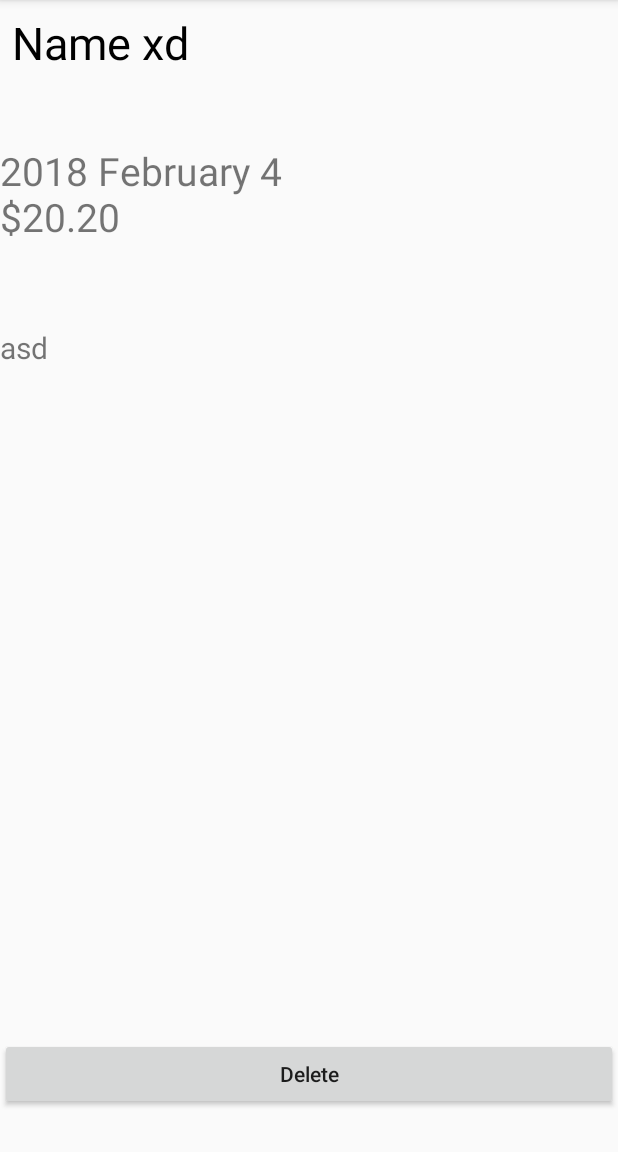
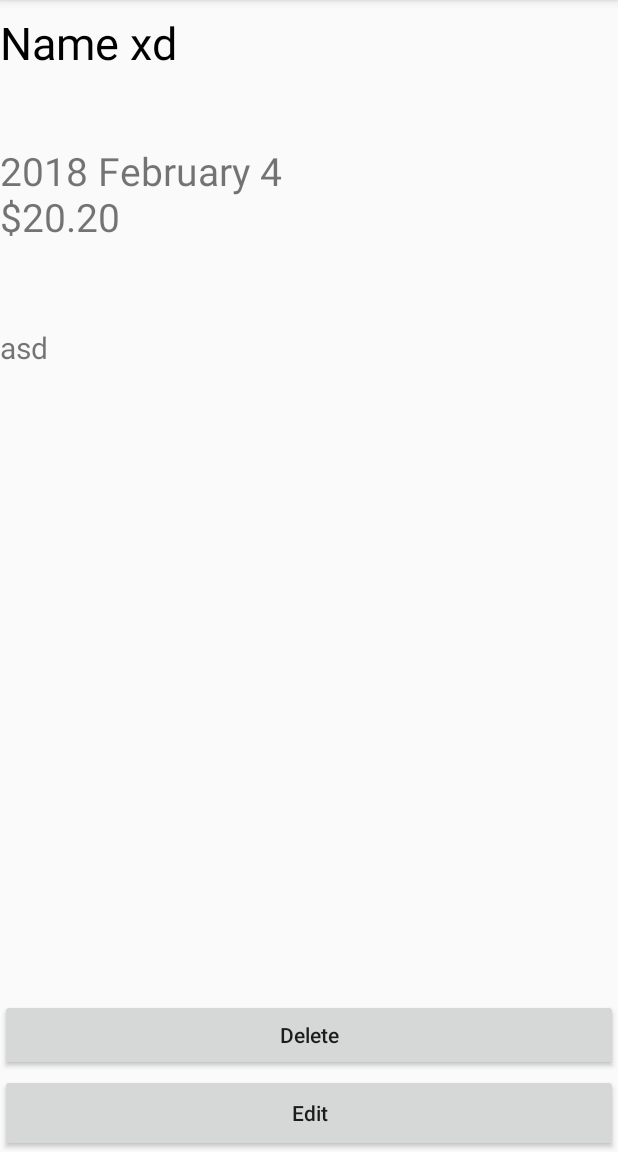
Before and after one commit to tfolkersen/folkerse-SubBook, an Android app: the screen it shows after launch (ViewItem), after a tap on an icon or button, on a phone screen of 412 x 824 dp, the part 84-1236 px from its top. Run offline under Robolectric (Android 15) with nearby library versions, the phone set to English and light mode, and no system bars; pictures from the network do not load; 1 other tap on this screen came first.

```diff
--- a/app/src/main/java/com/example/folkerse_subbook/Subscription.java
+++ b/app/src/main/java/com/example/folkerse_subbook/Subscription.java
@@ -1,6 +1,7 @@
 package com.example.folkerse_subbook;
 
 import android.os.Parcelable;
+import android.util.Log;
 
 import org.w3c.dom.Comment;
 
--- a/app/src/main/java/com/example/folkerse_subbook/SubscriptionList.java
+++ b/app/src/main/java/com/example/folkerse_subbook/SubscriptionList.java
@@ -123,7 +123,7 @@ public class SubscriptionList {
 
         NumberFormat fmt = NumberFormat.getInstance();
         fmt.setMinimumFractionDigits(2);
-        fmt.setMaximumIntegerDigits(2);
+        fmt.setMaximumFractionDigits(2);
         return fmt.format(s);
     }
 
--- a/app/src/main/res/layout/activity_view_item.xml
+++ b/app/src/main/res/layout/activity_view_item.xml
@@ -10,7 +10,6 @@
         android:id="@+id/nameView"
         android:layout_width="fill_parent"
         android:layout_height="80dp"
-        android:layout_marginStart="8dp"
         android:layout_marginTop="8dp"
         android:text="TextView"
         android:textColor="@android:color/black"
@@ -25,8 +24,8 @@
         android:layout_marginTop="8dp"
         android:text="TextView"
         android:textSize="26sp"
-        app:layout_constraintTop_toBottomOf="@+id/nameView"
-        tools:layout_editor_absoluteX="59dp" />
+        app:layout_constraintStart_toStartOf="parent"
+        app:layout_constraintTop_toBottomOf="@+id/nameView" />
 
     <TextView
         android:id="@+id/commentView"
@@ -35,18 +34,28 @@
         android:layout_marginTop="56dp"
         android:text="TextView"
         android:textSize="20sp"
-        app:layout_constraintTop_toBottomOf="@+id/secondView"
-        tools:layout_editor_absoluteX="0dp" />
+        app:layout_constraintStart_toStartOf="parent"
+        app:layout_constraintTop_toBottomOf="@+id/secondView" />
 
     <Button
         android:id="@+id/buttonDelete"
         android:layout_width="fill_parent"
         android:layout_height="wrap_content"
-        android:layout_marginBottom="28dp"
+        android:layout_marginBottom="2dp"
         android:text="@string/buttonDeleteText"
         android:textAllCaps="false"
-        app:layout_constraintBottom_toBottomOf="parent"
-        tools:layout_editor_absoluteX="148dp"
+        app:layout_constraintBottom_toTopOf="@+id/buttonEdit"
+        app:layout_constraintStart_toStartOf="parent"
         tools:text="@string/buttonDeleteText" />
 
+    <Button
+        android:id="@+id/buttonEdit"
+        android:layout_width="fill_parent"
+        android:layout_height="52dp"
+        android:text="@string/buttonEditText"
+        android:textAllCaps="false"
+        app:layout_constraintBottom_toBottomOf="parent"
+        app:layout_constraintStart_toStartOf="parent"
+        tools:text="@string/buttonEditText" />
+
 </android.support.constraint.ConstraintLayout>
--- a/app/src/main/res/values/strings.xml
+++ b/app/src/main/res/values/strings.xml
@@ -2,4 +2,5 @@
     <string name="app_name">folkerse-SubBook</string>
     <string name="buttonNewText">New Sub</string>
     <string name="buttonDeleteText">Delete</string>
+    <string name="buttonEditText">Edit</string>
 </resources>
```
